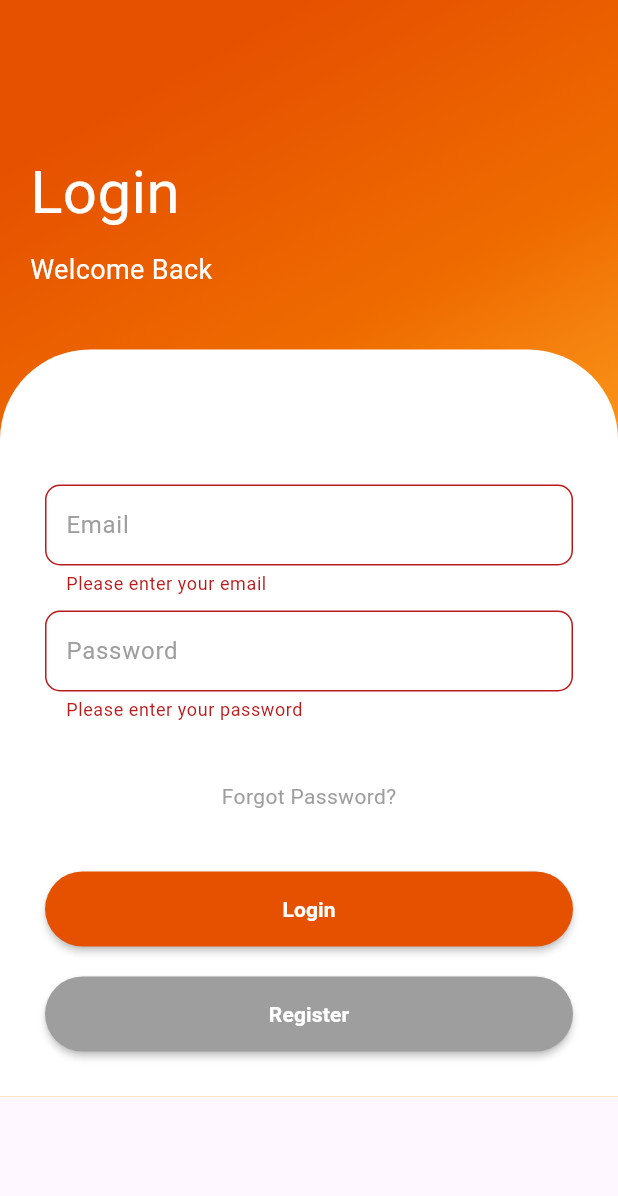
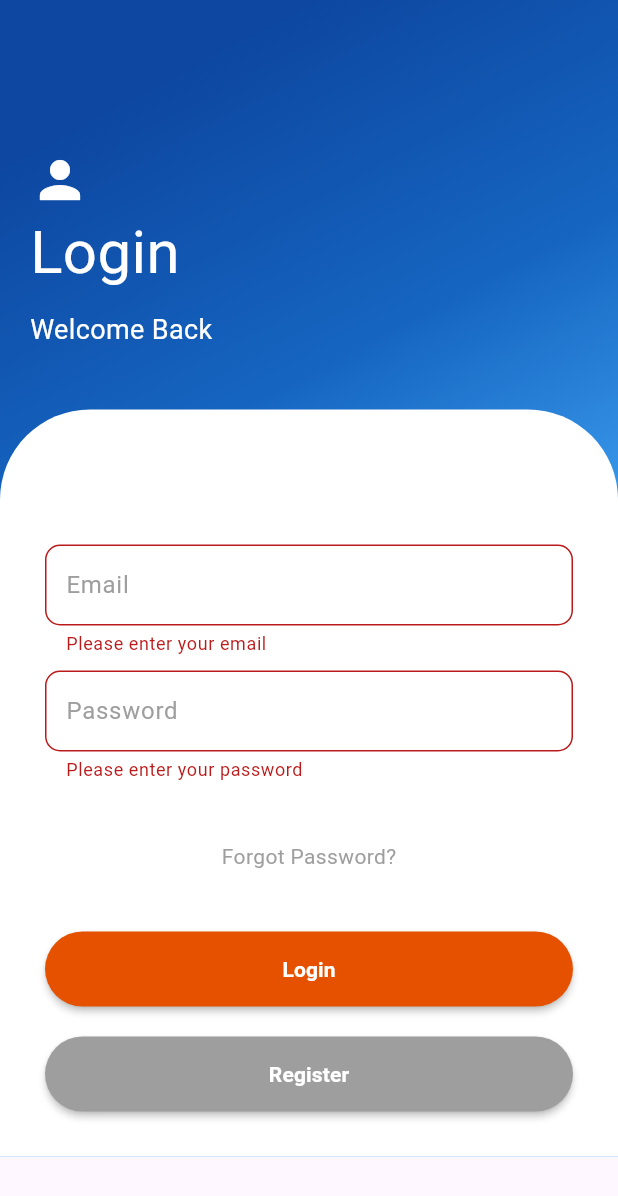
Before and after one commit to Jeffersoncastro946/LoginFluter, a Flutter app: the screen it shows after launch, after a tap on "Login", on a phone screen of 412 x 824 dp. Shown: the top 1196 px of the screen. Run offline on Flutter 3.47's test engine with Material 3 defaults, Android fonts, the phone set to English and light mode, and no system bars.

Commit message:
Cambios en apariencia de login screen

```diff
--- a/lib/presentation/screens/LoginScreen/login_screen.dart
+++ b/lib/presentation/screens/LoginScreen/login_screen.dart
@@ -5,10 +5,10 @@ class LoginScreen extends StatefulWidget {
   const LoginScreen({super.key});
 
   @override
-  _LoginScreenState createState() => _LoginScreenState();
+  LoginScreenState createState() => LoginScreenState();
 }
 
-class _LoginScreenState extends State<LoginScreen> {
+class LoginScreenState extends State<LoginScreen> {
   final _formKey = GlobalKey<FormState>();
   final TextEditingController _emailController = TextEditingController();
   final TextEditingController _passwordController = TextEditingController();
@@ -21,11 +21,11 @@ class _LoginScreenState extends State<LoginScreen> {
       if (_emailController.text == _validEmail &&
           _passwordController.text == _validPassword) {
         ScaffoldMessenger.of(context).showSnackBar(
-          SnackBar(content: Text('Login Successful')),
+          const SnackBar(content: Text('Login Successful')),
         );
       } else {
         ScaffoldMessenger.of(context).showSnackBar(
-          SnackBar(content: Text('Invalid Credentials')),
+          const SnackBar(content: Text('Invalid Credentials')),
         );
       }
     }
@@ -40,9 +40,9 @@ class _LoginScreenState extends State<LoginScreen> {
           gradient: LinearGradient(
             begin: Alignment.topCenter,
             colors: [
-              Colors.orange.shade900,
-              Colors.orange.shade800,
-              Colors.orange.shade400,
+              Colors.blue.shade900,
+              Colors.blue.shade800,
+              Colors.blue.shade400,
             ],
           ),
         ),
@@ -56,6 +56,12 @@ class _LoginScreenState extends State<LoginScreen> {
                 child: Column(
                   crossAxisAlignment: CrossAxisAlignment.start,
                   children: <Widget>[
+                    Icon(
+                      Icons.person,
+                      color: Colors.white,
+                      size: 40,
+                    ),
+                    // Espacio entre el icono y el texto
                     Text(
                       "Login",
                       style: TextStyle(color: Colors.white, fontSize: 40),
```
